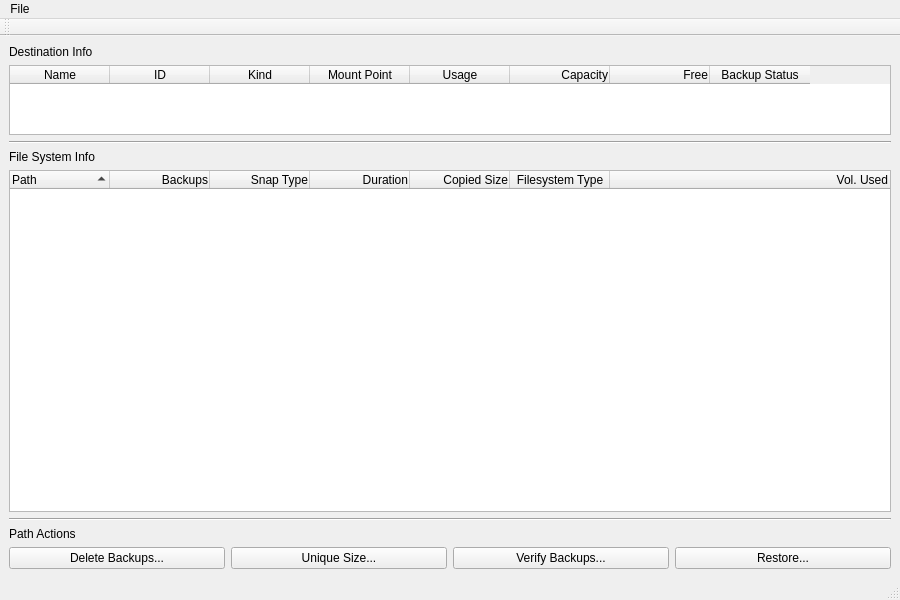
louis-langholtz/time-machine-helper, file mainwindow.ui: the form before one commit.
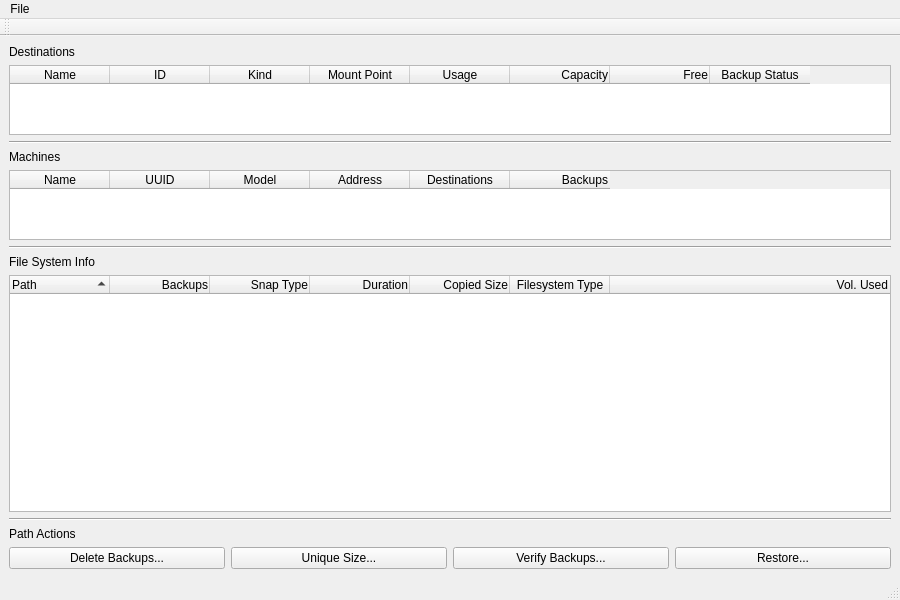
The form after the commit. Custom widgets are drawn as their Qt base class.

Commit message: Adds Machines table/section

What changed in the file:
```diff
--- a/mainwindow.ui
+++ b/mainwindow.ui
@@ -23,7 +23,7 @@
       <item>
        <widget class="QLabel" name="destinationInfoLabel">
         <property name="text">
-         <string>Destination Info</string>
+         <string>Destinations</string>
         </property>
        </widget>
       </item>
@@ -117,6 +117,72 @@
         </property>
        </widget>
       </item>
+      <item>
+       <widget class="QLabel" name="label">
+        <property name="text">
+         <string>Machines</string>
+        </property>
+       </widget>
+      </item>
+      <item>
+       <widget class="QTableWidget" name="machinesTable">
+        <property name="sizePolicy">
+         <sizepolicy hsizetype="Expanding" vsizetype="Fixed">
+          <horstretch>0</horstretch>
+          <verstretch>0</verstretch>
+         </sizepolicy>
+        </property>
+        <property name="sizeAdjustPolicy">
+         <enum>QAbstractScrollArea::AdjustToContents</enum>
+        </property>
+        <property name="sortingEnabled">
+         <bool>true</bool>
+        </property>
+        <attribute name="verticalHeaderVisible">
+         <bool>false</bool>
+        </attribute>
+        <column>
+         <property name="text">
+          <string>Name</string>
+         </property>
+        </column>
+        <column>
+         <property name="text">
+          <string>UUID</string>
+         </property>
+        </column>
+        <column>
+         <property name="text">
+          <string>Model</string>
+         </property>
+        </column>
+        <column>
+         <property name="text">
+          <string>Address</string>
+         </property>
+        </column>
+        <column>
+         <property name="text">
+          <string>Destinations</string>
+         </property>
+        </column>
+        <column>
+         <property name="text">
+          <string>Backups</string>
+         </property>
+         <property name="textAlignment">
+          <set>AlignTrailing|AlignVCenter</set>
+         </property>
+        </column>
+       </widget>
+      </item>
+      <item>
+       <widget class="Line" name="line_3">
+        <property name="orientation">
+         <enum>Qt::Horizontal</enum>
+        </property>
+       </widget>
+      </item>
       <item>
        <widget class="QLabel" name="fileSystemInfoLabel">
         <property name="toolTip">
```
Left out of the diff: 5 changed lines with no effect on the pictures. The commit also changes 4 other files.
